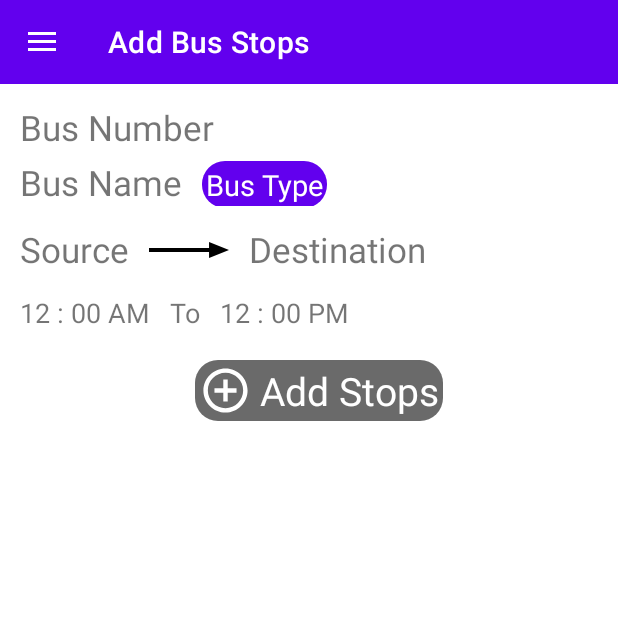
After one commit to RakeshBhardwaj-coder/BusTimingApp, an Android app: the AddStopsPage screen opened directly, with no data from a screen before it, on a phone screen of 412 x 824 dp, the top half of it. The commit adds this screen. Run offline under Robolectric (Android 15) with nearby library versions, the phone set to English and light mode, and no system bars; our stand-ins replace Firebase (no records; nobody signed in at launch, a user with empty details on screens opened directly), sdp/ssp sizes.

Commit message:
Started to make phase 2

```diff
--- /dev/null
+++ b/app/src/main/java/rakesh/app/bustimingapp/AddStops/AddStopsPage.java
@@ -0,0 +1,119 @@
+package rakesh.app.bustimingapp.AddStops;
+
+import androidx.annotation.NonNull;
+import androidx.appcompat.app.ActionBarDrawerToggle;
+import androidx.appcompat.app.AppCompatActivity;
+import androidx.appcompat.graphics.drawable.DrawerArrowDrawable;
+import androidx.appcompat.widget.Toolbar;
+import androidx.core.view.GravityCompat;
+import androidx.drawerlayout.widget.DrawerLayout;
+
+import android.content.Intent;
+import android.graphics.Color;
+import android.os.Bundle;
+import android.view.MenuItem;
+import android.view.View;
+import android.view.animation.Animation;
+import android.view.animation.AnimationUtils;
+import android.widget.LinearLayout;
+import android.widget.Toast;
+
+import com.google.android.material.navigation.NavigationView;
+import com.google.firebase.auth.FirebaseAuth;
+import com.google.firebase.auth.FirebaseUser;
+
+import rakesh.app.bustimingapp.Auth.SignInPage;
+import rakesh.app.bustimingapp.BusRegistration.AllBuseDetails;
+import rakesh.app.bustimingapp.Home.MainActivity;
+import rakesh.app.bustimingapp.R;
+
+public class AddStopsPage extends AppCompatActivity {
+
+    DrawerLayout drawerLayout;
+    NavigationView navigationView;
+    Toolbar toolbar;
+
+    LinearLayout llAddStopBtn;
+    Animation addStopBtnAnim;
+
+    @Override
+    protected void onCreate(Bundle savedInstanceState) {
+        super.onCreate(savedInstanceState);
+        setContentView(R.layout.activity_add_stops_page);
+
+        // this is for the Side Navigation Bar
+        drawerLayout = findViewById(R.id.drawableLayoutAddBusStopsPage);
+        navigationView = findViewById(R.id.sideBarAddBusStops);
+        toolbar = findViewById(R.id.toolBarAddStopsPage);
+
+        setSupportActionBar(toolbar);
+
+        ActionBarDrawerToggle toggle = new ActionBarDrawerToggle(this,drawerLayout,toolbar,R.string.OpenSidebar,R.string.CloseSidebar);
+
+        DrawerArrowDrawable tog = toggle.getDrawerArrowDrawable();
+        tog.setColor(Color.WHITE);
+        drawerLayout.addDrawerListener(toggle);
+        toggle.syncState();
+
+        // Side Options are clickable now
+        navigationView.setNavigationItemSelectedListener(new NavigationView.OnNavigationItemSelectedListener() {
+            @Override
+            public boolean onNavigationItemSelected(@NonNull MenuItem item) {
+
+                switch (item.getItemId()){
+                    case R.id.menu_home:
+                        startActivity(new Intent(getApplicationContext(), MainActivity.class));
+                        Toast.makeText(getApplicationContext(),"Home",Toast.LENGTH_SHORT).show();
+                        drawerLayout.closeDrawer(GravityCompat.START);
+                        break;
+
+                    case R.id.menu_registerBusDetails:
+                        startActivity(new Intent(getApplicationContext(), SignInPage.class));
+                        drawerLayout.closeDrawer(GravityCompat.START);
+                        break;
+
+                    case R.id.menu_all_bus_details:
+                        FirebaseUser currentUser = FirebaseAuth.getInstance().getCurrentUser();
+                        if(currentUser != null){
+                            startActivity(new Intent(getApplicationContext(), AllBuseDetails.class));
+                        }else {
+                            startActivity(new Intent(getApplicationContext(),SignInPage.class));
+                        }
+                        drawerLayout.closeDrawer(GravityCompat.START);
+                        break;
+
+                    case R.id.menu_logout:
+                        FirebaseAuth.getInstance().signOut();
+                        startActivity(new Intent(getApplicationContext(), MainActivity.class));
+                        Toast.makeText(getApplicationContext(),"Logout",Toast.LENGTH_SHORT).show();
+                        drawerLayout.closeDrawer(GravityCompat.START);
+                        break;
+                }
+                return true;
+            }
+        });
+
+        // add stops btn make a animation
+//        addStopBtnAnim = AnimationUtils.loadAnimation(this,R.anim.add_bus_btn_anim);
+
+//        llAddStopBtn.setOnClickListener(new View.OnClickListener() {
+//            @Override
+//            public void onClick(View view) {
+//
+////                llAddStopBtn.startAnimation(addStopBtnAnim);
+//            }
+//        });
+
+        // add stops button clicked
+        llAddStopBtn = findViewById(R.id.llAddStopsBtn);
+        llAddStopBtn.setOnClickListener(new View.OnClickListener() {
+            @Override
+            public void onClick(View view) {
+                Toast.makeText(getApplicationContext(),"hii",Toast.LENGTH_SHORT).show();
+            }
+        });
+
+
+    }
+
+}
--- a/app/src/main/java/rakesh/app/bustimingapp/BusRegistration/AllBuseDetails.java
+++ b/app/src/main/java/rakesh/app/bustimingapp/BusRegistration/AllBuseDetails.java
@@ -68,9 +68,9 @@ public class AllBuseDetails extends AppCompatActivity {
         GetBusDetailsData(); //getting all bus details from firebase
 
         // this is for the Side Navigation Bar
-        drawerLayout = findViewById(R.id.drawableLayoutAddStops);
-        navigationView = findViewById(R.id.sideBarAddStopsPage);
-        toolbar = findViewById(R.id.toolBarAddStops);
+        drawerLayout = findViewById(R.id.drawableLayoutAllBusDetails);
+        navigationView = findViewById(R.id.sideBarAllBusDetails);
+        toolbar = findViewById(R.id.toolBarAllBusDetails);
 
         setSupportActionBar(toolbar);
 
--- a/app/src/main/java/rakesh/app/bustimingapp/Stops/EditBusDetails.java
+++ b/app/src/main/java/rakesh/app/bustimingapp/BusRegistration/EditBusDetails.java
@@ -1,4 +1,4 @@
-package rakesh.app.bustimingapp.Stops;
+package rakesh.app.bustimingapp.BusRegistration;
 
 import static android.content.ContentValues.TAG;
 
@@ -26,7 +26,6 @@ import android.widget.Toast;
 
 import com.google.android.gms.tasks.OnCompleteListener;
 import com.google.android.gms.tasks.OnFailureListener;
-import com.google.android.gms.tasks.OnSuccessListener;
 import com.google.android.gms.tasks.Task;
 import com.google.android.material.navigation.NavigationView;
 import com.google.firebase.auth.FirebaseAuth;
@@ -40,7 +39,6 @@ import java.util.ArrayList;
 import java.util.Calendar;
 import java.util.List;
 
-import rakesh.app.bustimingapp.BusRegistration.BusRegistrationPage;
 import rakesh.app.bustimingapp.Models.BusModel;
 import rakesh.app.bustimingapp.R;
 
--- /dev/null
+++ b/app/src/main/res/drawable/ic_add_hollow.xml
@@ -0,0 +1,5 @@
+<vector android:height="35dp" android:tint="#000000"
+    android:viewportHeight="24" android:viewportWidth="24"
+    android:width="35dp" xmlns:android="http://schemas.android.com/apk/res/android">
+    <path android:fillColor="@android:color/white" android:pathData="M13,7h-2v4L7,11v2h4v4h2v-4h4v-2h-4L13,7zM12,2C6.48,2 2,6.48 2,12s4.48,10 10,10 10,-4.48 10,-10S17.52,2 12,2zM12,20c-4.41,0 -8,-3.59 -8,-8s3.59,-8 8,-8 8,3.59 8,8 -3.59,8 -8,8z"/>
+</vector>
--- /dev/null
+++ b/app/src/main/res/layout/activity_add_stops_page.xml
@@ -0,0 +1,207 @@
+<?xml version="1.0" encoding="utf-8"?>
+<androidx.drawerlayout.widget.DrawerLayout xmlns:android="http://schemas.android.com/apk/res/android"
+    xmlns:app="http://schemas.android.com/apk/res-auto"
+    xmlns:tools="http://schemas.android.com/tools"
+    android:layout_width="match_parent"
+    android:layout_height="match_parent"
+    tools:context=".AddStops.AddStopsPage"
+    android:fitsSystemWindows="true"
+    tools:openDrawer="start"
+    android:id="@+id/drawableLayoutAddBusStopsPage"
+    >
+    <RelativeLayout
+        android:layout_width="wrap_content"
+        android:layout_height="wrap_content">
+
+
+        <androidx.appcompat.widget.Toolbar
+            android:id="@+id/toolBarAddStopsPage"
+            android:layout_width="match_parent"
+            android:layout_height="wrap_content"
+            android:background="@color/purple_500"
+            app:title="Add Bus Stops"
+            app:titleMarginStart="10dp"
+            app:titleTextColor="@color/white"
+
+            />
+
+
+
+            <LinearLayout
+                android:layout_width="match_parent"
+                android:layout_height="wrap_content"
+                android:orientation="vertical"
+                android:id="@+id/llBusDetails"
+                android:layout_below="@+id/toolBarAddStopsPage"
+                android:paddingLeft="@dimen/_10ssp"
+                android:paddingTop="@dimen/_10ssp"
+                >
+
+                // ASP means add stops page
+
+
+                <LinearLayout
+                    android:layout_width="match_parent"
+                    android:layout_height="wrap_content"
+                    >
+                    <TextView
+                        android:id="@+id/tvASPBusNumber"
+                        android:layout_width="match_parent"
+                        android:layout_height="wrap_content"
+                        android:layout_marginBottom="@dimen/_4sdp"
+                        android:text="Bus Number"
+                        android:textSize="@dimen/_18ssp"
+                        android:layout_weight="3"
+                        />
+
+                </LinearLayout>
+
+                <LinearLayout
+                    android:layout_width="match_parent"
+                    android:layout_height="wrap_content"
+                    >
+
+                    <TextView
+                        android:id="@+id/tvASPBusName"
+                        android:layout_width="wrap_content"
+                        android:layout_height="wrap_content"
+                        android:text="Bus Name"
+                        android:textSize="@dimen/_18ssp"
+
+                        />
+
+                    <TextView
+                        android:id="@+id/tvASPBusType"
+                        android:layout_width="wrap_content"
+                        android:layout_height="wrap_content"
+                        android:background="@drawable/rectagular_shape"
+                        android:padding="@dimen/_2sdp"
+                        android:layout_marginLeft="@dimen/_10sdp"
+                        android:text="Bus Type"
+                        android:textAlignment="center"
+                        android:textColor="@color/white"
+                        android:textSize="@dimen/_15ssp" />
+
+                </LinearLayout>
+
+                <LinearLayout
+                    android:layout_width="match_parent"
+                    android:layout_height="wrap_content"
+                    android:layout_marginTop="@dimen/_10sdp"
+                    android:layout_marginRight="@dimen/_20sdp"
+                    >
+
+                    <TextView
+                        android:id="@+id/tvASPSource"
+                        android:layout_width="wrap_content"
+                        android:layout_height="wrap_content"
+                        android:text="Source"
+                        android:textSize="@dimen/_18ssp"
+
+                        />
+
+                    <ImageView android:layout_width="wrap_content"
+                        android:layout_height="wrap_content"
+                        android:src="@drawable/ic_right_arrow"
+                        />
+
+                    <TextView
+                        android:id="@+id/tvASPDestination"
+                        android:layout_width="wrap_content"
+                        android:layout_height="wrap_content"
+                        android:text="Destination"
+                        android:textSize="@dimen/_18ssp"
+
+                        />
+                </LinearLayout>
+
+                <LinearLayout
+                    android:layout_width="match_parent"
+                    android:layout_height="wrap_content"
+                    android:weightSum="3"
+                    android:layout_marginTop="@dimen/_10sdp"
+                    android:layout_marginRight="@dimen/_100sdp"
+                    >
+
+                    <TextView
+                        android:id="@+id/tvASPSourceTime"
+                        android:layout_width="wrap_content"
+                        android:layout_height="wrap_content"
+                        android:text="12 : 00 AM"
+                        android:textSize="@dimen/_14sdp"
+                        />
+
+                    <TextView
+                        android:layout_width="wrap_content"
+                        android:layout_height="wrap_content"
+                        android:layout_marginLeft="@dimen/_10sdp"
+                        android:layout_marginRight="@dimen/_10sdp"
+                        android:text="To"
+                        android:textSize="@dimen/_14sdp"
+
+                        />
+
+                    <TextView
+                        android:id="@+id/tvASPDestinationTime"
+                        android:layout_width="wrap_content"
+                        android:layout_height="wrap_content"
+                        android:text="12 : 00 PM"
+                        android:textSize="@dimen/_14sdp"
+
+                        />
+                </LinearLayout>
+
+                <RelativeLayout
+                    android:layout_width="match_parent"
+                    android:layout_height="match_parent"
+                    android:layout_below="@+id/llBusDetails"
+                    android:layout_marginTop="@dimen/_15ssp"
+                    android:gravity="center">
+
+                    <LinearLayout
+                        android:id="@+id/llAddStopsBtn"
+                        android:layout_width="wrap_content"
+                        android:layout_height="wrap_content"
+                        android:background="@drawable/rectagular_shape"
+                        android:backgroundTint="@color/gray"
+                        android:gravity="center"
+                        >
+
+                        <ImageView
+                            android:layout_width="wrap_content"
+                            android:layout_height="wrap_content"
+                            android:padding="@dimen/_2sdp"
+                            android:src="@drawable/ic_add_hollow"
+                            app:tint="@color/white" />
+
+                        <TextView
+                            android:layout_width="wrap_content"
+                            android:layout_height="wrap_content"
+                            android:padding="@dimen/_2sdp"
+                            android:text="Add Stops"
+                            android:textColor="@color/white"
+                            android:textSize="@dimen/_20ssp" />
+                    </LinearLayout>
+                </RelativeLayout>
+            </LinearLayout>
+
+        <ScrollView
+            android:layout_width="match_parent"
+            android:layout_height="match_parent"
+            android:layout_below="@+id/llBusDetails"
+            >
+            <androidx.recyclerview.widget.RecyclerView
+                    android:layout_width="match_parent"
+                    android:layout_height="match_parent"/>
+        </ScrollView>
+    </RelativeLayout>
+    <com.google.android.material.navigation.NavigationView
+        android:layout_width="wrap_content"
+        android:layout_height="match_parent"
+        android:id="@+id/sideBarAddBusStops"
+        app:headerLayout="@layout/header"
+        app:menu="@menu/sidemenu"
+        android:layout_gravity="start"
+        ></com.google.android.material.navigation.NavigationView>
+
+</androidx.drawerlayout.widget.DrawerLayout>
--- a/app/src/main/res/layout/activity_edit_bus_details.xml
+++ b/app/src/main/res/layout/activity_edit_bus_details.xml
@@ -4,7 +4,7 @@
     xmlns:tools="http://schemas.android.com/tools"
     android:layout_width="match_parent"
     android:layout_height="match_parent"
-    tools:context=".Stops.EditBusDetails"
+    tools:context=".BusRegistration.EditBusDetails"
     android:fitsSystemWindows="true"
     tools:openDrawer="start"
     android:id="@+id/drawableLayoutEditBusDetails"
--- a/app/src/main/res/layout/activity_main.xml
+++ b/app/src/main/res/layout/activity_main.xml
@@ -67,7 +67,6 @@
 
 
     </RelativeLayout>
-
     <com.google.android.material.navigation.NavigationView
         android:layout_width="wrap_content"
         android:layout_height="match_parent"
--- a/app/src/main/res/layout/bus_details_data_show.xml
+++ b/app/src/main/res/layout/bus_details_data_show.xml
@@ -154,7 +154,7 @@
             android:layout_height="wrap_content"
             android:gravity="center">
             <Button
-                android:id="@+id/addStopsBtn"
+                android:id="@+id/btnBddsAddStops"
                 android:layout_width="wrap_content"
                 android:layout_height="wrap_content"
                 android:text="Add Stops"
--- a/app/src/main/res/values/colors.xml
+++ b/app/src/main/res/values/colors.xml
@@ -7,4 +7,6 @@
     <color name="teal_700">#FF018786</color>
     <color name="black">#FF000000</color>
     <color name="white">#FFFFFFFF</color>
+    <color name="gray">#6a6a6a</color>
+
 </resources>
```
Also changed, not shown: app/src/main/AndroidManifest.xml (+11 -8 lines), app/src/main/java/rakesh/app/bustimingapp/Adapters/BusDetailsDataAdapter.java (+17 -1 lines), app/src/main/res/anim/add_bus_btn_anim.xml (added, +29 -0 lines), app/src/main/res/layout/activity_all_bus_details.xml (+4 -6 lines), app/src/main/res/layout/add_stops_data_show_design.xml (added, +57 -0 lines), app/src/main/res/drawable-v24/ic_arrow.png (added).
